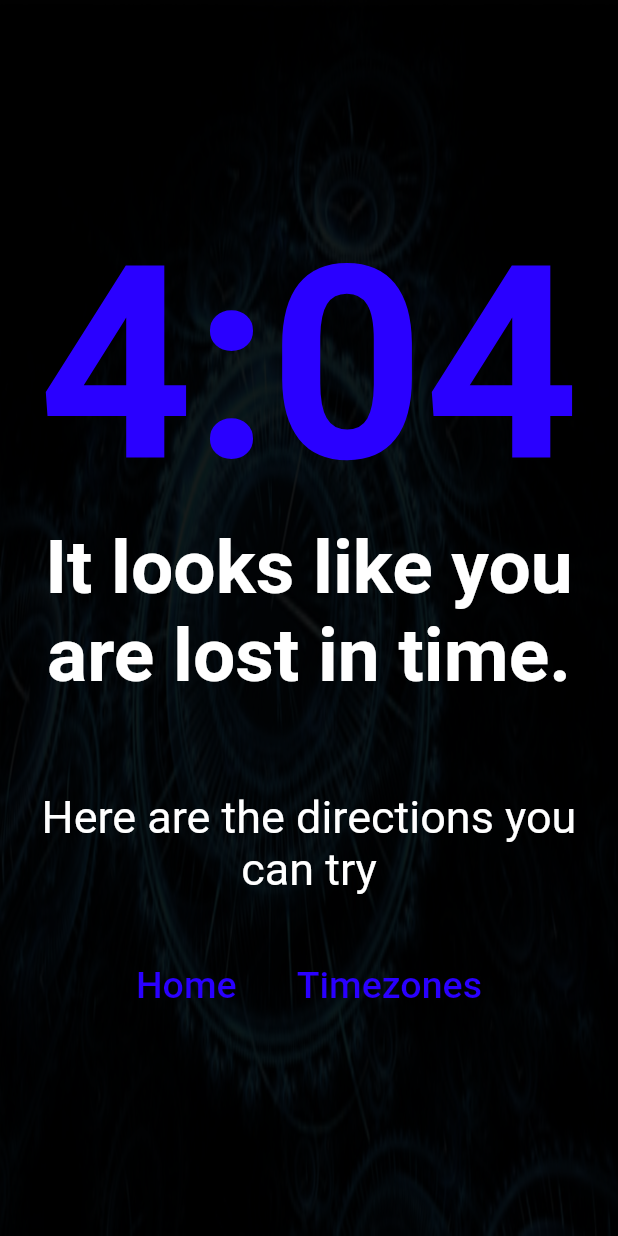
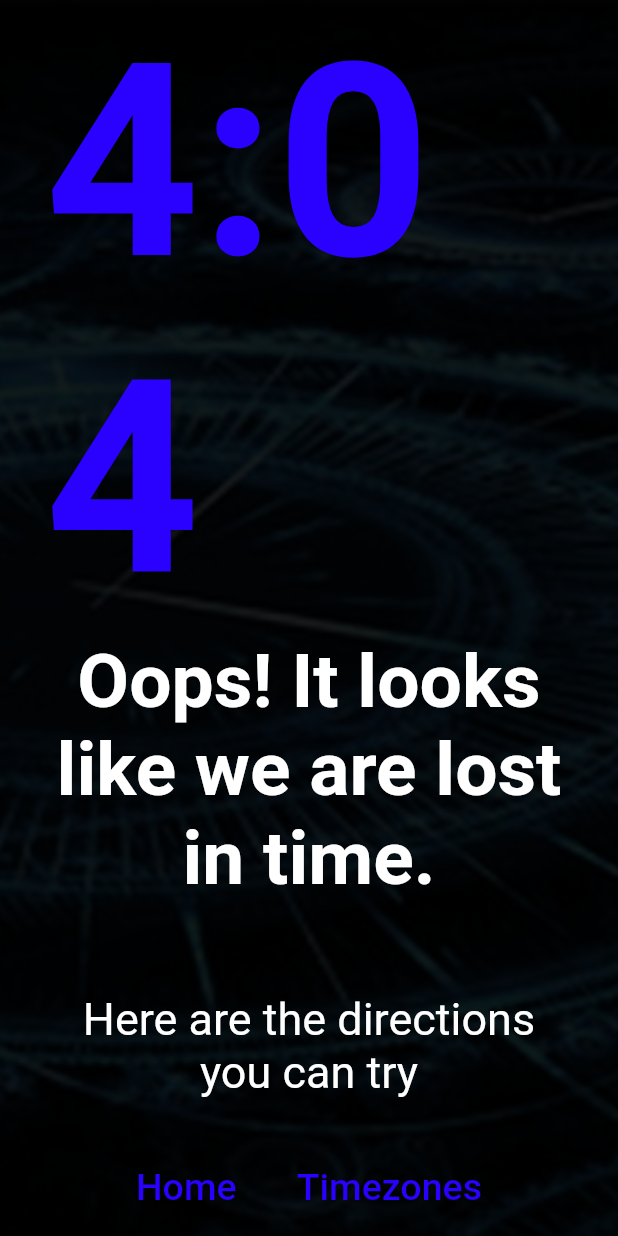
Before and after one commit to ParthBaraiya/world_clock, a Flutter app: the Error404Page screen opened directly, on a phone screen of 412 x 824 dp. Run offline on Flutter 3.47's test engine with Material 2 defaults, Android fonts, the phone set to English and light mode, and no system bars; our stand-ins replace go_router, shared_preferences, timezone; accounts and stored records are empty.

Commit message:
Add 404 page...

```diff
--- a/lib/feature/error_404.dart
+++ b/lib/feature/error_404.dart
@@ -22,12 +22,14 @@ class Error404Page extends StatelessWidget {
             opacity: 0.1,
             child: Image.asset(
               Images.bg404,
-              fit: BoxFit.fill,
+              fit: BoxFit.cover,
               height: screenSize.height,
               width: screenSize.width,
             ),
           ),
-          Column(
+          Padding(
+            padding: const EdgeInsets.symmetric(horizontal: 30),
+            child: Column(
               mainAxisAlignment: MainAxisAlignment.center,
               children: [
                 Text(
@@ -38,7 +40,7 @@ class Error404Page extends StatelessWidget {
                       fontWeight: FontWeight.bold),
                 ),
                 Text(
-                "It looks like you are lost in time.",
+                  "Oops! It looks like we are lost in time.",
                   textAlign: TextAlign.center,
                   style: TextStyle(
                       fontSize: 50,
@@ -70,6 +72,7 @@ class Error404Page extends StatelessWidget {
                   ],
                 ),
               ],
+            ),
           ),
         ],
       ),
```
Also changed, not shown: lib/service/navigation_service/navigation_service.dart (+2 -11 lines). Lines whose indentation alone changed are shown as unchanged.
